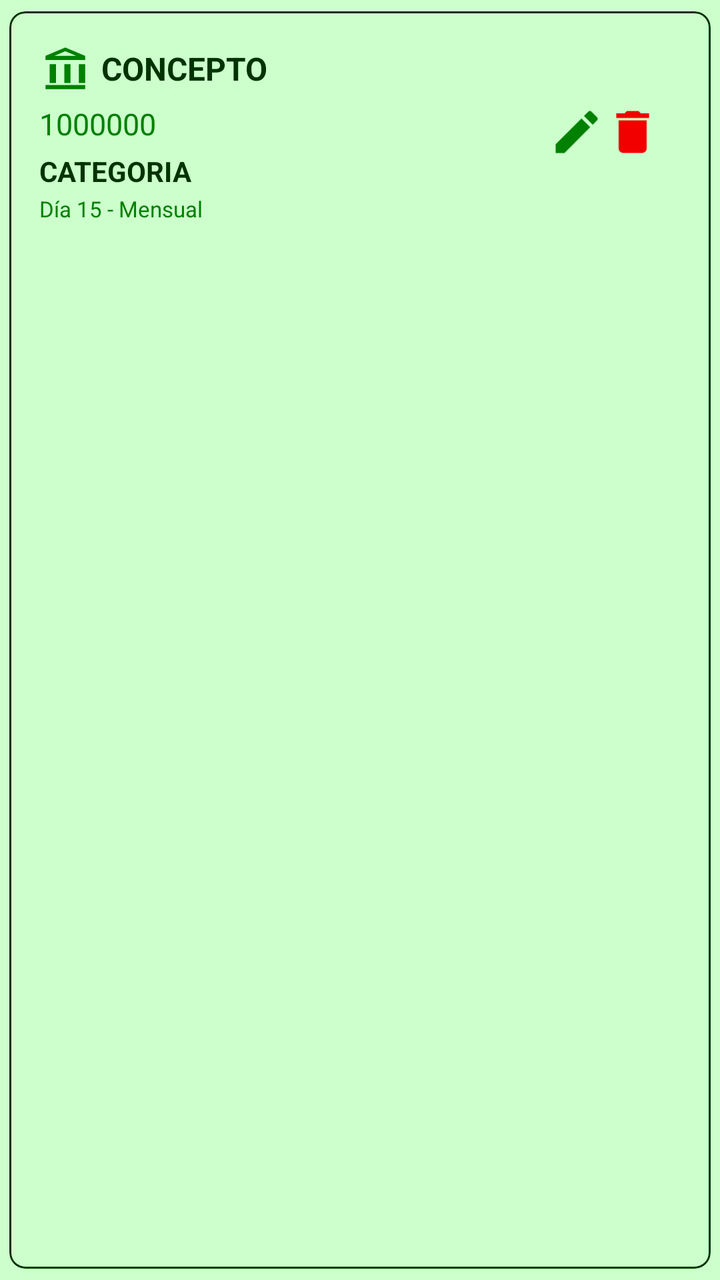
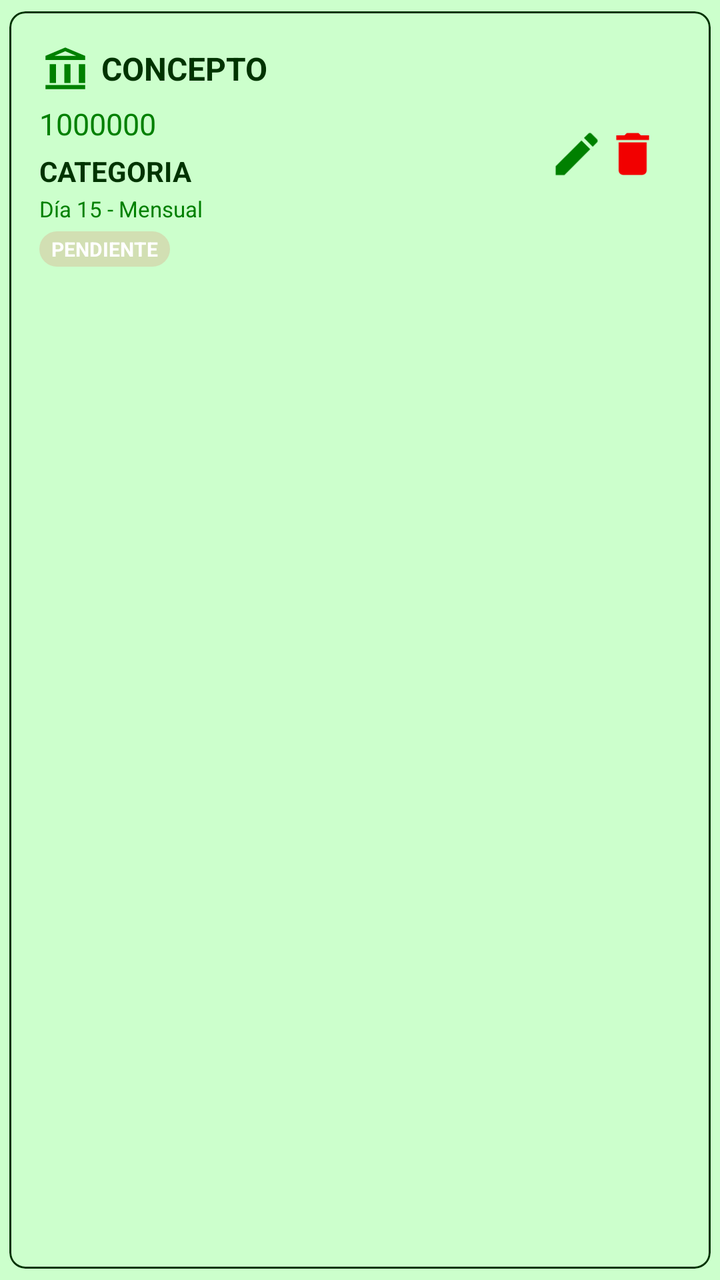

Screens rendered from an Android XML layout before and after an edit, with the pre-edit source and the edit as a unified diff.
<!-- AndroidManifest.xml: application theme Theme.MyLittleFinanControl -->
<!-- res/layout/item_gasto_fijo.xml -->
<?xml version="1.0" encoding="utf-8"?>
<com.google.android.material.card.MaterialCardView xmlns:android="http://schemas.android.com/apk/res/android"
    xmlns:app="http://schemas.android.com/apk/res-auto"
    android:layout_width="match_parent"
    android:layout_height="wrap_content"
    app:cardBackgroundColor="?attr/colorSecondaryContainer"
    app:cardCornerRadius="8dp"
    app:cardElevation="0dp"
    app:cardUseCompatPadding="true"
    app:strokeWidth="1dp"
    app:strokeColor="?attr/colorOnSurface">

    <RelativeLayout
        android:layout_width="match_parent"
        android:layout_height="wrap_content"
        android:padding="15dp">

        <LinearLayout
            android:layout_width="wrap_content"
            android:layout_height="wrap_content"
            android:layout_alignParentStart="true"
            android:layout_toStartOf="@+id/ll_acciones"
            android:orientation="vertical">

            <RelativeLayout
                android:layout_width="match_parent"
                android:layout_height="wrap_content"
                android:padding="1dp">

                <ImageView
                    android:id="@+id/iv_icono_deuda"
                    android:layout_width="25dp"
                    android:layout_height="25dp"
                    android:layout_centerVertical="true"
                    android:src="@drawable/ic_gastos_fijos"
                    app:tint="?attr/colorPrimary" />

                <TextView
                    android:id="@+id/tv_concepto"
                    android:layout_width="wrap_content"
                    android:layout_height="wrap_content"
                    android:layout_marginStart="30dp"
                    android:text="Concepto"
                    android:layout_centerVertical="true"
                    android:textAllCaps="true"
                    android:textSize="16sp"
                    android:textStyle="bold"
                    android:textColor="?attr/colorOnSurface" />
            </RelativeLayout>

            <TextView
                android:id="@+id/tv_monto"
                android:layout_width="wrap_content"
                android:layout_height="wrap_content"
                android:layout_marginTop="4dp"
                android:text="1000000"
                android:textSize="15sp"
                android:textColor="?attr/colorPrimary" />

            <TextView
                android:id="@+id/tv_categoria"
                android:layout_width="wrap_content"
                android:layout_height="wrap_content"
                android:layout_marginTop="4dp"
                android:text="Categoria"
                android:textAllCaps="true"
                android:textStyle="bold"
                android:textSize="14sp"
                android:textColor="?attr/colorOnSurface"/>

            <TextView
                android:id="@+id/tv_pago_info"
                android:layout_width="wrap_content"
                android:layout_height="wrap_content"
                android:layout_marginTop="2dp"
                android:text="Día 15 - Mensual"
                android:textSize="11sp"
                android:textColor="?attr/colorPrimary" />

        </LinearLayout>

        <LinearLayout
            android:id="@+id/ll_acciones"
            android:layout_width="wrap_content"
            android:layout_height="wrap_content"
            android:layout_alignParentEnd="true"
            android:layout_centerVertical="true"
            android:orientation="horizontal">

            <ImageView
                android:id="@+id/iv_editar"
                android:layout_alignParentEnd="true"
                android:src="@drawable/ic_edit"
                app:tint="?attr/colorPrimary"
                android:layout_width="28dp"
                android:layout_height="28dp"/>

            <ImageView
                android:id="@+id/iv_eliminar"
                android:layout_alignParentEnd="true"
                android:src="@drawable/ic_delete"
                android:layout_marginEnd="10dp"
                app:tint="?attr/colorError"
                android:layout_width="28dp"
                android:layout_height="28dp" />
        </LinearLayout>



    </RelativeLayout>
</com.google.android.material.card.MaterialCardView>
<!-- resources referenced by this layout -->
<resources>
  <!-- drawable ic_delete (drawable) -->
  <vector xmlns:android="http://schemas.android.com/apk/res/android" android:autoMirrored="true" android:height="24dp" android:tint="?attr/colorError" android:viewportHeight="24" android:viewportWidth="24" android:width="24dp">
        
      <path android:fillColor="?attr/colorError" android:pathData="M6,19c0,1.1 0.9,2 2,2h8c1.1,0 2,-0.9 2,-2V7H6v12zM19,4h-3.5l-1,-1h-5l-1,1H5v2h14V4z"/>
      
  </vector>
  <!-- drawable ic_edit (drawable) -->
  <vector xmlns:android="http://schemas.android.com/apk/res/android" android:autoMirrored="true" android:height="24dp" android:tint="?attr/colorPrimary" android:viewportHeight="24" android:viewportWidth="24" android:width="24dp">
        
      <path android:fillColor="?attr/colorPrimary" android:pathData="M3,17.25V21h3.75L17.81,9.94l-3.75,-3.75L3,17.25zM20.71,7.04c0.39,-0.39 0.39,-1.02 0,-1.41l-2.34,-2.34c-0.39,-0.39 -1.02,-0.39 -1.41,0l-1.83,1.83 3.75,3.75 1.83,-1.83z"/>
      
  </vector>
  <!-- drawable ic_gastos_fijos (drawable) -->
  <vector xmlns:android="http://schemas.android.com/apk/res/android"
      android:width="24dp"
      android:height="24dp"
      android:viewportWidth="24"
      android:viewportHeight="24">
      <path
          android:fillColor="?attr/colorOnSurface"
          android:pathData="M11.5,2L2,6v2h19V6L11.5,2zM6.29,6l5.21,-2.21L16.71,6H6.29zM2,22h19v-2H2v2zM4,10v9h3v-9H4zm7,0v9h3v-9h-3zm7,0v9h3v-9h-3z"/>
  </vector>
  <style name="Theme.MyLittleFinanControl" parent="Base.Theme.MyLittleFinanControl" />
  <color name="verde_oscuro">#008000</color>
  <color name="verde_claro">#CCFFCC</color>
  <color name="verde_negro">#003300</color>
  <color name="verde">#00C292</color>
  <color name="verde_transparente">#5FCCFFCC</color>
  <color name="verde_blanco_transparente">#D3F6FFF6</color>
  <color name="rojo_alerta">#F20000</color>
  <color name="rojo_transparente">#7BF69F9F</color>
  <color name="verde_gris">#ED003300</color>
  <!-- unchanged entries left out for length: 1 -->
</resources>

<!-- the commit's change to res/layout/item_gasto_fijo.xml (unified diff, before → after) -->
@@ -77,6 +77,41 @@
                 android:textSize="11sp"
                 android:textColor="?attr/colorPrimary" />
 
+            <LinearLayout
+                android:layout_width="wrap_content"
+                android:layout_height="wrap_content"
+                android:layout_marginTop="4dp"
+                android:orientation="horizontal">
+
+                <TextView
+                    android:id="@+id/tv_estado_q1"
+                    android:layout_width="wrap_content"
+                    android:layout_height="wrap_content"
+                    android:background="@drawable/rounded_corners_background"
+                    android:backgroundTint="?attr/colorError"
+                    android:paddingHorizontal="6dp"
+                    android:paddingVertical="2dp"
+                    android:text="PENDIENTE"
+                    android:textColor="@android:color/white"
+                    android:textSize="10sp"
+                    android:textStyle="bold" />
+
+                <TextView
+                    android:id="@+id/tv_estado_q2"
+                    android:layout_width="wrap_content"
+                    android:layout_height="wrap_content"
+                    android:layout_marginStart="8dp"
+                    android:background="@drawable/rounded_corners_background"
+                    android:backgroundTint="?attr/colorError"
+                    android:paddingHorizontal="6dp"
+                    android:paddingVertical="2dp"
+                    android:text="Q2 PENDIENTE"
+                    android:textColor="@android:color/white"
+                    android:textSize="10sp"
+                    android:textStyle="bold"
+                    android:visibility="gone" />
+            </LinearLayout>
+
         </LinearLayout>
 
         <LinearLayout
<!-- resource entries referenced after the edit -->
@@ -22,6 +22,13 @@
           android:fillColor="?attr/colorOnSurface"
           android:pathData="M11.5,2L2,6v2h19V6L11.5,2zM6.29,6l5.21,-2.21L16.71,6H6.29zM2,22h19v-2H2v2zM4,10v9h3v-9H4zm7,0v9h3v-9h-3zm7,0v9h3v-9h-3z"/>
   </vector>
+  <!-- drawable rounded_corners_background (drawable) -->
+  <?xml version="1.0" encoding="utf-8"?>
+  <shape xmlns:android="http://schemas.android.com/apk/res/android"
+      android:shape="rectangle">
+      <solid android:color="#20F2F2F2"/>
+      <corners android:radius="10dp" />
+  </shape>
   <style name="Theme.MyLittleFinanControl" parent="Base.Theme.MyLittleFinanControl" />
   <color name="verde_oscuro">#008000</color>
   <color name="verde_claro">#CCFFCC</color>
